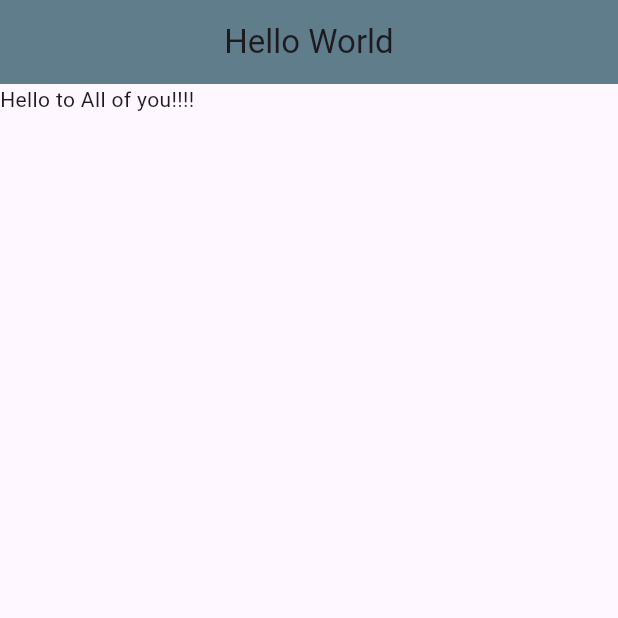
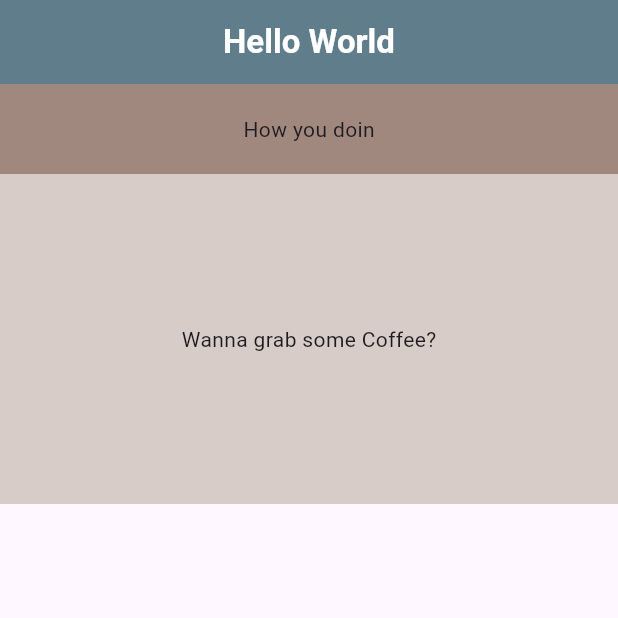
Before and after one commit to sratul/MAD200, a Flutter app: the screen it shows after launch, on a phone screen of 412 x 824 dp, the top half of it. Run offline on Flutter 3.47's test engine with Material 3 defaults, Android fonts, the phone set to English and light mode, and no system bars.

Commit message:
columns done

```diff
--- a/class_lectures/lib/home.dart
+++ b/class_lectures/lib/home.dart
@@ -1,6 +1,5 @@
 // add this to include the libraries being used
 import 'package:flutter/material.dart';
-
 
 class Home extends StatelessWidget {
   const Home({super.key}); // ignore this for now
@@ -19,11 +18,31 @@ class Home extends StatelessWidget {
         // instead we can add the const here whenever we encounter blue
         // squigly lines
         // helps with performance but we may have to remove them once again
-        title: const Text("Hello World"), // arguments end with comma
+        title: const Text("Hello World",
+            style: TextStyle(
+              color: Colors.white,
+              fontWeight: FontWeight.bold,
+            )),
         backgroundColor: Colors.blueGrey[500],
         centerTitle: true,
       ),
-      body: const Text("Hello to All of you!!!!"),
+      body: Column(
+        crossAxisAlignment: CrossAxisAlignment.stretch,
+        children: [
+          Container(
+            color: Colors.brown[300],
+            padding: const EdgeInsets.all(20),
+            alignment: Alignment.center,
+            child: const Text("How you doin"),
+          ),
+          Container(
+            color: Colors.brown[100],
+            padding: const EdgeInsets.all(100),
+            alignment: Alignment.center,
+            child: const Text('Wanna grab some Coffee?'),
+          )
+        ],
+      ),
       // body: const Home(), // adding the stateless widget
     );
   }
```
Also changed, not shown: class_lectures/lib/main.dart (+37 -0 lines).
